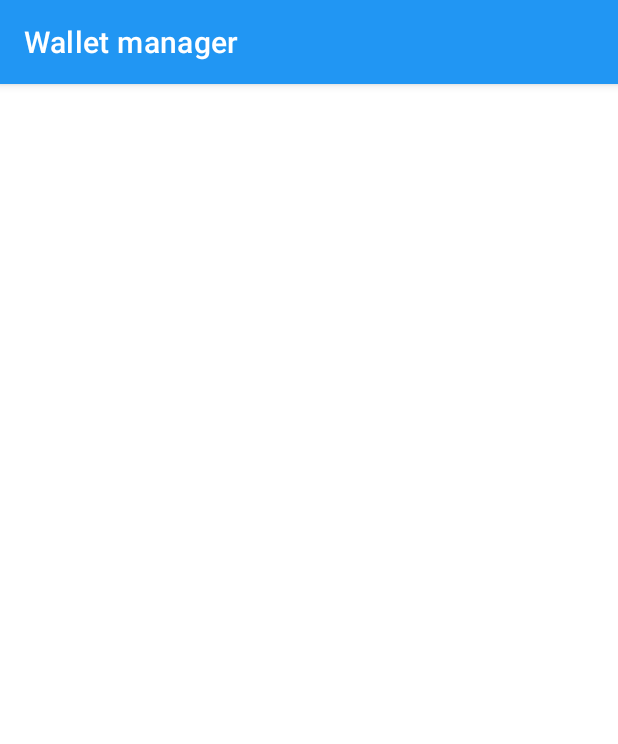
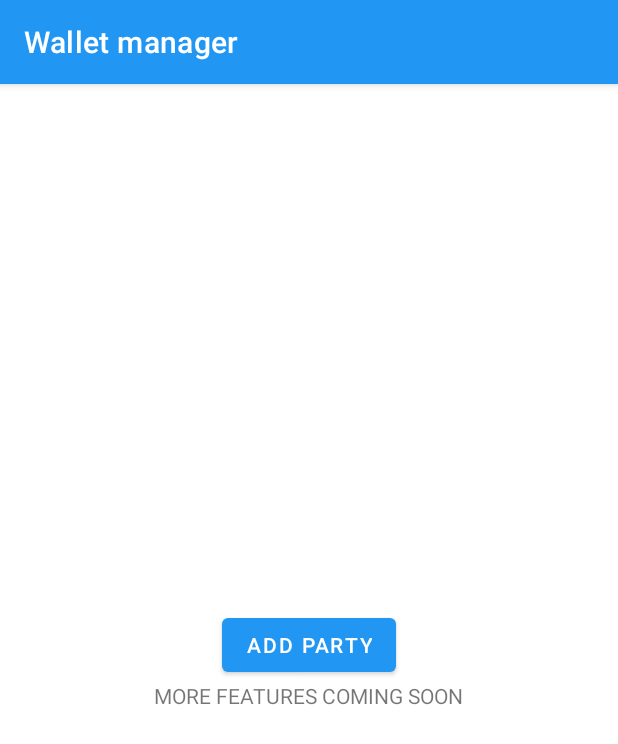
Before and after one commit to mrinshad/WalletManager, an Android app: the PartyActivity screen opened directly, with no data from a screen before it, on a phone screen of 412 x 824 dp. Shown: the top 744 px of the screen. Run offline under Robolectric (Android 15) with nearby library versions, the light colour scheme and no system bars.

Commit message:
add party completed

```diff
--- a/app/src/main/AndroidManifest.xml
+++ b/app/src/main/AndroidManifest.xml
@@ -9,6 +9,9 @@
         android:roundIcon="@mipmap/ic_launcher_round"
         android:supportsRtl="true"
         android:theme="@style/Theme.WalletManager">
+        <activity
+            android:name=".Party"
+            android:exported="false" />
         <activity
             android:name=".PartyActivity"
             android:exported="false" />
--- a/app/src/main/java/com/example/walletmanager/DBManager.java
+++ b/app/src/main/java/com/example/walletmanager/DBManager.java
@@ -4,6 +4,6 @@ package com.example.walletmanager;
 public class DBManager {
     public String DBNAME = "WalletManager.db";
     String TABLE_EXPENSE = "CREATE TABLE IF NOT EXISTS EXPENSE(id INTEGER PRIMARY KEY AUTOINCREMENT,date DATETIME,time TEXT,party_name TEXT,amount double)";
-    String TABLE_PARTY = "CREATE TABLE IF NOT EXISTS PARTY(id INTEGER PRIMARY KEY AUTOINCREMENT,name TEXT)";
+    String TABLE_PARTY = "CREATE TABLE IF NOT EXISTS PARTY(id INTEGER PRIMARY KEY AUTOINCREMENT,name TEXT,balance double)";
 
 }
--- a/app/src/main/java/com/example/walletmanager/ExpenseActivity.java
+++ b/app/src/main/java/com/example/walletmanager/ExpenseActivity.java
@@ -205,9 +205,6 @@ public class ExpenseActivity extends AppCompatActivity {
         }
     }
 
-//    public void setDate(View view) {
-//
-//    }
 
     @Override
     protected Dialog onCreateDialog(int id) {
--- a/app/src/main/java/com/example/walletmanager/SplashScreen.java
+++ b/app/src/main/java/com/example/walletmanager/SplashScreen.java
@@ -22,7 +22,7 @@ public class SplashScreen extends AppCompatActivity {
         setContentView(R.layout.activity_splash_screen);
         getSupportActionBar().hide();
 
-        new CountDownTimer(3000, 1000) {
+        new CountDownTimer(1000, 1000) {
 
             public void onTick(long millisUntilFinished) {
 
--- a/app/src/main/java/com/example/walletmanager/adapters/PartyAdapter.java
+++ /dev/null
@@ -1,5 +0,0 @@
-package com.example.walletmanager.adapters;
-
-public class PartyAdapter {
-
-}
--- a/app/src/main/res/layout/activity_party.xml
+++ b/app/src/main/res/layout/activity_party.xml
@@ -1,12 +1,25 @@
 <?xml version="1.0" encoding="utf-8"?>
-<RelativeLayout xmlns:android="http://schemas.android.com/apk/res/android"
+<LinearLayout xmlns:android="http://schemas.android.com/apk/res/android"
     xmlns:app="http://schemas.android.com/apk/res-auto"
     xmlns:tools="http://schemas.android.com/tools"
+    android:id="@+id/partyLayout"
     android:layout_width="match_parent"
     android:layout_height="match_parent"
-    tools:context=".PartyActivity">
-    <ListView
-        android:layout_width="match_parent"
-        android:layout_height="wrap_content"/>
+    android:gravity="center"
+    android:orientation="vertical"
+    tools:context=".Party">
 
-</RelativeLayout>
+    <Button
+        android:id="@+id/addPartyButton"
+        android:layout_width="wrap_content"
+        android:layout_height="wrap_content"
+        android:onClick="addParty"
+        android:text="Add party" />
+
+    <TextView
+        android:layout_width="wrap_content"
+        android:layout_height="wrap_content"
+        android:text="MORE FEATURES COMING SOON"
+        android:layout_below="@id/addPartyButton"/>
+
+</LinearLayout>
```
Also changed, not shown: app/src/main/java/com/example/walletmanager/MainActivity.java (+9 -44 lines), app/src/main/java/com/example/walletmanager/Party.java (added, +94 -0 lines), app/src/main/res/layout/add_party.xml (added, +38 -0 lines).
